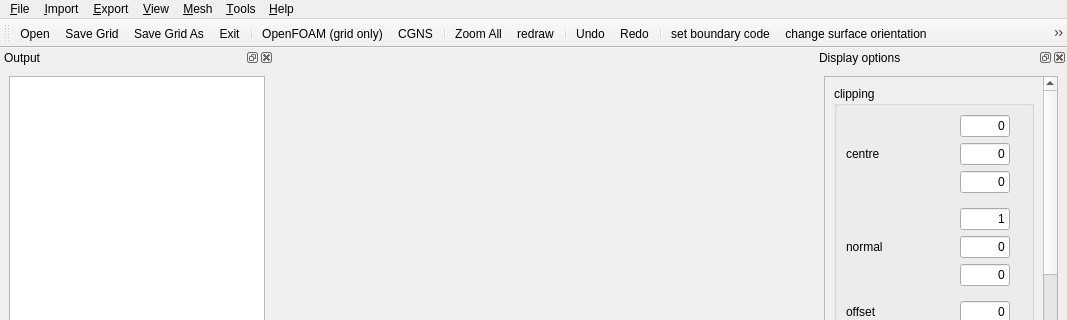
Above: src/guimainwindow.ui from enGits/engrid before the change; both pictures show x 0 to 1067 and y 0 to 320 of the 1067 by 799 pixel window. Below: the same form after it.
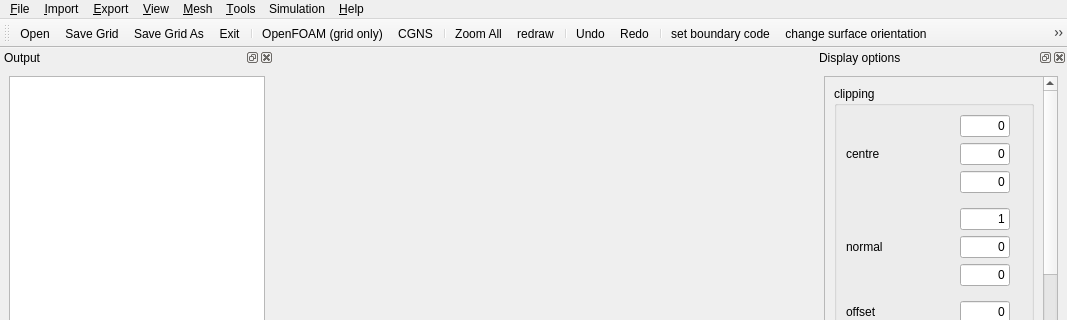
That is the form after the change. Icons and pictures are not drawn. Custom widgets are drawn as their Qt base class.

Commit message: -Added class OpenFOAMTools -Added menu actions for OpenFOAMTools -Moved all connect statements to std_includes.h

```diff
--- a/src/guimainwindow.ui
+++ b/src/guimainwindow.ui
@@ -173,12 +173,24 @@
     <addaction name="actionBoxSelect"/>
     <addaction name="actionCheck_surface_integrity"/>
    </widget>
+   <widget class="QMenu" name="menuSimulation">
+    <property name="title">
+     <string>Simulation</string>
+    </property>
+    <addaction name="actionEditBoundaryConditions"/>
+    <addaction name="actionRunSolver"/>
+    <addaction name="actionRunFoamToVTK"/>
+    <addaction name="actionRunDecomposePar"/>
+    <addaction name="actionRunReconstructPar"/>
+    <addaction name="actionStopProcesses"/>
+   </widget>
    <addaction name="menuFile"/>
    <addaction name="menuImport_2"/>
    <addaction name="menuExport"/>
    <addaction name="menuView"/>
    <addaction name="menuMesh"/>
    <addaction name="menuTools"/>
+   <addaction name="menuSimulation"/>
    <addaction name="menuHelp"/>
   </widget>
   <widget class="QStatusBar" name="statusbar"/>
```
Left out of the diff: 36 changed lines with no effect on the pictures. The commit also changes 6 other files.
